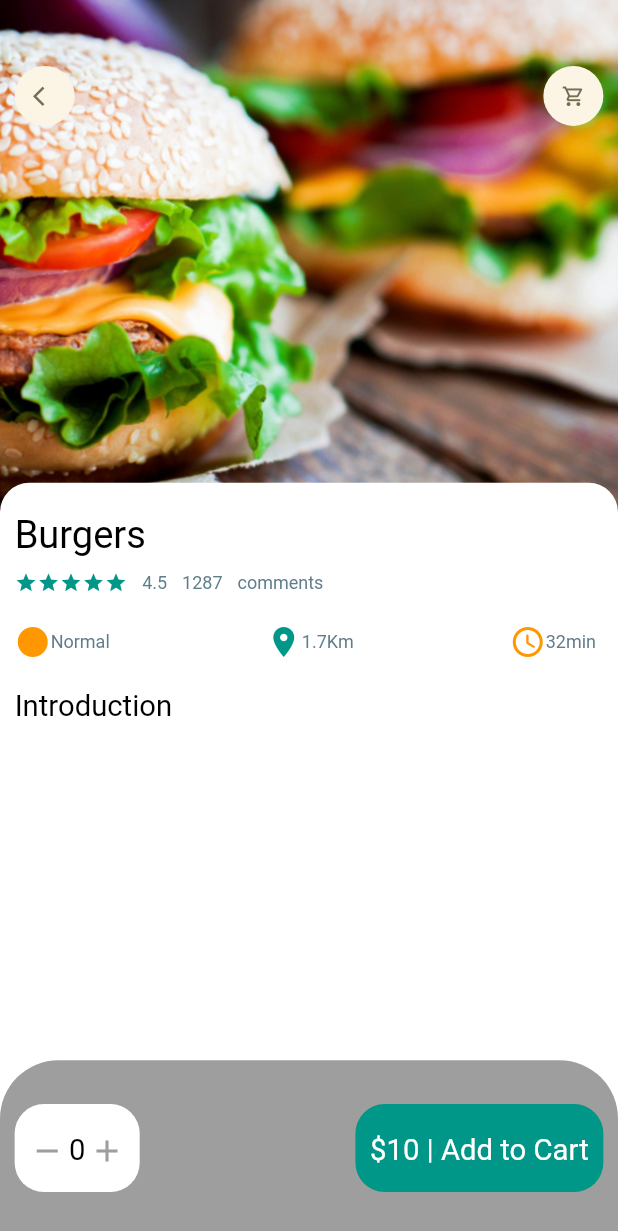
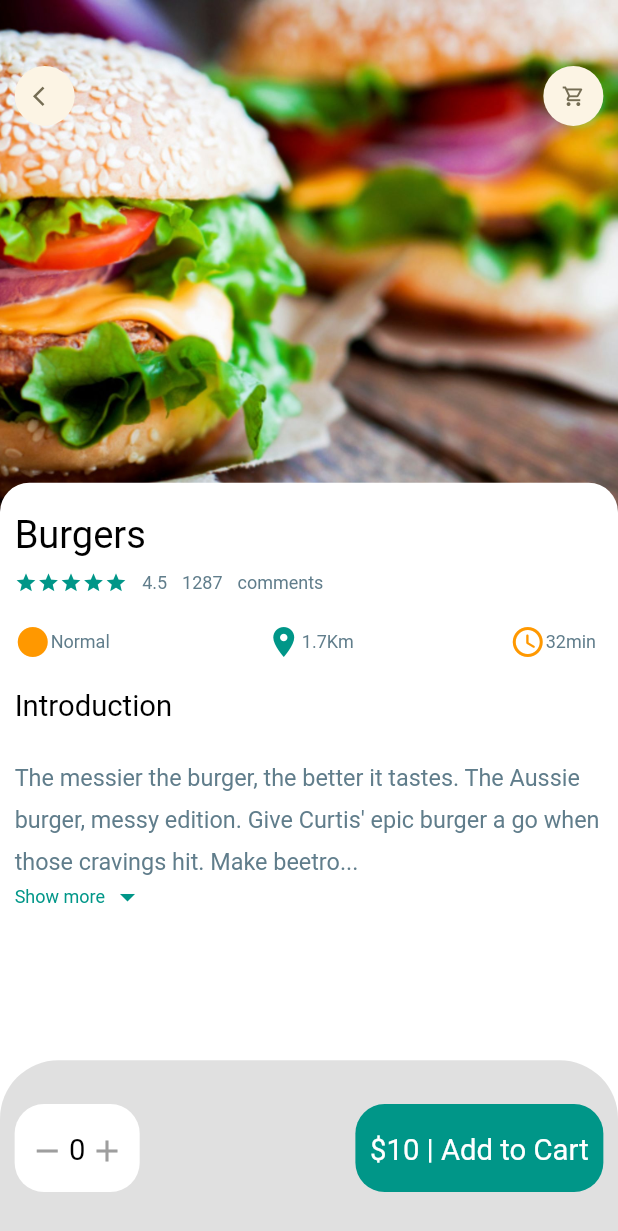
Before and after one commit to tonyd2020/flutter_food_delivery, a Flutter app: the screen it shows after launch, on a phone screen of 412 x 824 dp. Shown: the top 1231 px of the screen. Run offline on Flutter 3.47's test engine with Material 2 defaults, Android fonts, the phone set to English and light mode, and no system bars; our stand-ins replace dots_indicator, get.

Commit message:
Finished popular food details page

```diff
--- a/lib/pages/food/popular_food_detail.dart
+++ b/lib/pages/food/popular_food_detail.dart
@@ -2,6 +2,7 @@ import 'package:flutter/cupertino.dart';
 import 'package:flutter/material.dart';
 import 'package:food_delivery/widgets/app_column.dart';
 import 'package:food_delivery/widgets/app_icon.dart';
+import 'package:food_delivery/widgets/expandable_text_widget.dart';
 
 import '../../utils/dimensions.dart';
 import '../../widgets/big_text.dart';
@@ -69,12 +70,21 @@ class PopularFoodDetail extends StatelessWidget {
                   SizedBox(
                     height: Dimensions.height20,
                   ),
-                  BigText(text: "Introduction")
+                  BigText(text: "Introduction"),
+                  SizedBox(
+                    height: Dimensions.height20,
+                  ),
+                  Expanded(
+                    child: SingleChildScrollView(
+                      child: ExpandableTextWidget(
+                          text:
+                              "The messier the burger, the better it tastes. The Aussie burger, messy edition. Give Curtis' epic burger a go when those cravings hit. Make beetroot relish and chilli mayo ahead to save time. They can be made up to 3 days ahead, covered separately and refrigerated. Drain any excess juices from relish before serving, if desired."),
+                    ),
+                  )
                 ],
               ),
             ),
           ),
-          //Expandable Text for foodd details
         ],
       ),
       bottomNavigationBar: Container(
@@ -85,7 +95,7 @@ class PopularFoodDetail extends StatelessWidget {
             left: Dimensions.width20,
             right: Dimensions.width20),
         decoration: BoxDecoration(
-            color: Colors.grey,
+            color: Colors.grey.shade300,
             borderRadius: BorderRadius.only(
               topLeft: Radius.circular(Dimensions.radius20 * 2),
               topRight: Radius.circular(Dimensions.radius20 * 2),
--- a/lib/utils/dimensions.dart
+++ b/lib/utils/dimensions.dart
@@ -22,6 +22,7 @@ class Dimensions {
   static double width20 = screenWidth/42.2;
   static double width30  = screenWidth/28.13;
 
+  static double font16 = screenHeight/52.75;
   static double font20 = screenHeight/42.2;
   static double font26 = screenHeight/32.46;
 
--- a/lib/widgets/expandable_text_widget.dart
+++ b/lib/widgets/expandable_text_widget.dart
@@ -1,15 +1,58 @@
 import 'package:flutter/material.dart';
+import 'package:food_delivery/utils/dimensions.dart';
+import 'package:food_delivery/widgets/small_text.dart';
 
 class ExpandableTextWidget extends StatefulWidget {
-  const ExpandableTextWidget({Key? key}) : super(key: key);
+  final String text;
+  const ExpandableTextWidget({Key? key, required this.text}) : super(key: key);
 
   @override
   _ExpandableTextWidgetState createState() => _ExpandableTextWidgetState();
 }
 
 class _ExpandableTextWidgetState extends State<ExpandableTextWidget> {
+  late String firstHalf;
+  late String secondHalf;
+
+  bool hiddenText=true;
+
+  double textHeight = Dimensions.screenHeight/5.63;
+
+  @override
+  void initState(){
+    super.initState();
+    if(widget.text.length>textHeight){
+      firstHalf = widget.text.substring(0, textHeight.toInt());
+      secondHalf =  widget.text.substring(textHeight.toInt()+1, widget.text.length);
+    }else {
+      firstHalf = widget.text;
+      secondHalf = "";
+    }
+  }
+
   @override
   Widget build(BuildContext context) {
-    return Container();
+    return Container(
+      child: secondHalf.isEmpty?SmallText(size: Dimensions.font16,text: firstHalf):Column(
+        children: [
+          SmallText(height:1.8,size: Dimensions.font16,text: hiddenText?(firstHalf+"..."):(firstHalf+secondHalf)),
+          InkWell(
+            onTap: (){
+              setState(() {
+                hiddenText = !hiddenText;
+
+              });
+
+            },
+            child: Row(
+              children: [
+                SmallText(text: "Show more ", color: Colors.teal,),
+                Icon(hiddenText?Icons.arrow_drop_down:Icons.arrow_drop_up, color: Colors.teal),
+              ],
+            ),
+          )
+        ],
+      ),
+    );
   }
 }
```
